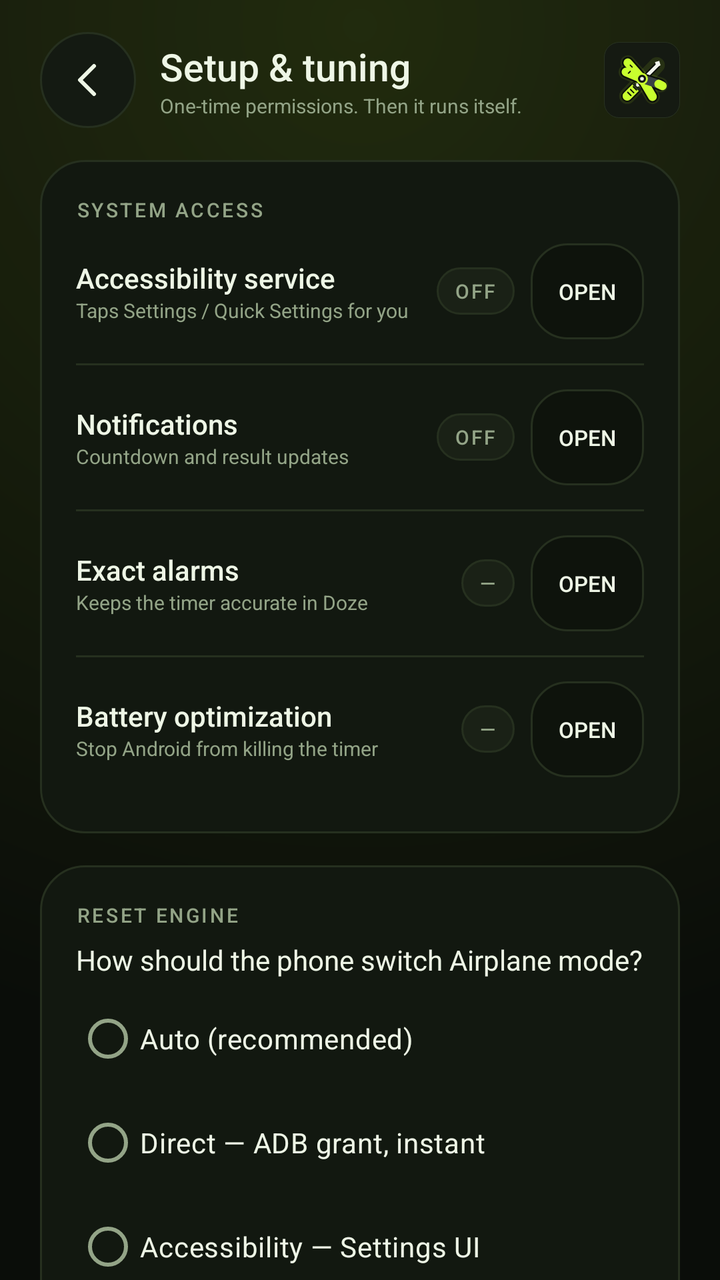
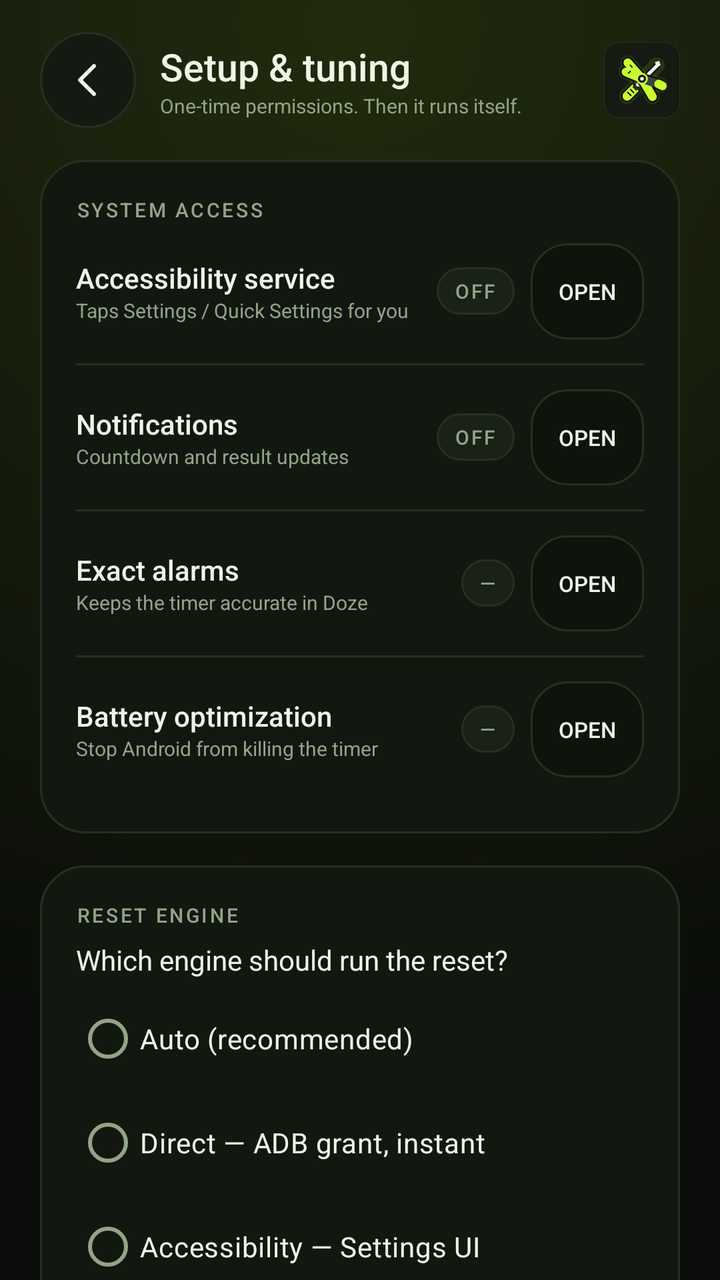

An Android layout rendered at two revisions. The XML below is the earlier revision; the diff shows what the commit changed to produce the second picture.
<!-- AndroidManifest.xml: application theme Theme.T9 -->
<!-- res/layout/activity_setup.xml -->
<?xml version="1.0" encoding="utf-8"?>
<androidx.core.widget.NestedScrollView xmlns:android="http://schemas.android.com/apk/res/android"
    xmlns:app="http://schemas.android.com/apk/res-auto"
    android:layout_width="match_parent"
    android:layout_height="match_parent"
    android:background="@drawable/bg_app"
    android:fillViewport="true"
    android:scrollbars="none">

    <LinearLayout
        android:layout_width="match_parent"
        android:layout_height="wrap_content"
        android:orientation="vertical"
        android:paddingStart="20dp"
        android:paddingEnd="20dp"
        android:paddingTop="16dp"
        android:paddingBottom="36dp">

        <LinearLayout
            android:layout_width="match_parent"
            android:layout_height="wrap_content"
            android:gravity="center_vertical"
            android:orientation="horizontal">

            <ImageButton
                android:id="@+id/btnBack"
                android:layout_width="48dp"
                android:layout_height="48dp"
                android:background="@drawable/bg_icon_button"
                android:contentDescription="Back"
                android:padding="13dp"
                android:src="@drawable/ic_back"
                android:tint="@color/text" />

            <LinearLayout
                android:layout_width="0dp"
                android:layout_height="wrap_content"
                android:layout_marginStart="12dp"
                android:layout_weight="1"
                android:orientation="vertical">

                <TextView
                    android:layout_width="wrap_content"
                    android:layout_height="wrap_content"
                    android:fontFamily="sans-serif-medium"
                    android:text="Setup &amp; tuning"
                    android:textColor="@color/text"
                    android:textSize="19sp" />

                <TextView
                    android:layout_width="wrap_content"
                    android:layout_height="wrap_content"
                    android:text="One-time permissions. Then it runs itself."
                    android:textColor="@color/muted"
                    android:textSize="10sp" />
            </LinearLayout>

            <ImageView
                android:layout_width="38dp"
                android:layout_height="38dp"
                android:contentDescription="@string/app_name"
                android:src="@drawable/ic_logo" />
        </LinearLayout>

        <LinearLayout style="@style/T9Card">

            <TextView
                style="@style/T9Label"
                android:text="SYSTEM ACCESS" />

            <LinearLayout style="@style/T9SetupRow">
                <LinearLayout
                    android:layout_width="0dp"
                    android:layout_height="wrap_content"
                    android:layout_weight="1"
                    android:orientation="vertical">

                    <TextView
                        android:layout_width="wrap_content"
                        android:layout_height="wrap_content"
                        android:fontFamily="sans-serif-medium"
                        android:text="Accessibility service"
                        android:textColor="@color/text"
                        android:textSize="14sp" />

                    <TextView
                        android:layout_width="wrap_content"
                        android:layout_height="wrap_content"
                        android:text="Taps Settings / Quick Settings for you"
                        android:textColor="@color/muted"
                        android:textSize="10sp" />
                </LinearLayout>

                <TextView
                    android:id="@+id/tvAccessStatus"
                    style="@style/T9StatusPill"
                    android:layout_marginEnd="8dp"
                    android:text="OFF" />

                <TextView
                    android:id="@+id/btnAccess"
                    style="@style/T9SmallGhost"
                    android:text="OPEN" />
            </LinearLayout>

            <View style="@style/T9Divider" />

            <LinearLayout style="@style/T9SetupRow">
                <LinearLayout
                    android:layout_width="0dp"
                    android:layout_height="wrap_content"
                    android:layout_weight="1"
                    android:orientation="vertical">

                    <TextView
                        android:layout_width="wrap_content"
                        android:layout_height="wrap_content"
                        android:fontFamily="sans-serif-medium"
                        android:text="Notifications"
                        android:textColor="@color/text"
                        android:textSize="14sp" />

                    <TextView
                        android:layout_width="wrap_content"
                        android:layout_height="wrap_content"
                        android:text="Countdown and result updates"
                        android:textColor="@color/muted"
                        android:textSize="10sp" />
                </LinearLayout>

                <TextView
                    android:id="@+id/tvNotifStatus"
                    style="@style/T9StatusPill"
                    android:layout_marginEnd="8dp"
                    android:text="OFF" />

                <TextView
                    android:id="@+id/btnNotif"
                    style="@style/T9SmallGhost"
                    android:text="OPEN" />
            </LinearLayout>

            <View style="@style/T9Divider" />

            <LinearLayout style="@style/T9SetupRow">
                <LinearLayout
                    android:layout_width="0dp"
                    android:layout_height="wrap_content"
                    android:layout_weight="1"
                    android:orientation="vertical">

                    <TextView
                        android:layout_width="wrap_content"
                        android:layout_height="wrap_content"
                        android:fontFamily="sans-serif-medium"
                        android:text="Exact alarms"
                        android:textColor="@color/text"
                        android:textSize="14sp" />

                    <TextView
                        android:layout_width="wrap_content"
                        android:layout_height="wrap_content"
                        android:text="Keeps the timer accurate in Doze"
                        android:textColor="@color/muted"
                        android:textSize="10sp" />
                </LinearLayout>

                <TextView
                    android:id="@+id/tvAlarmStatus"
                    style="@style/T9StatusPill"
                    android:layout_marginEnd="8dp"
                    android:text="—" />

                <TextView
                    android:id="@+id/btnAlarm"
                    style="@style/T9SmallGhost"
                    android:text="OPEN" />
            </LinearLayout>

            <View style="@style/T9Divider" />

            <LinearLayout style="@style/T9SetupRow">
                <LinearLayout
                    android:layout_width="0dp"
                    android:layout_height="wrap_content"
                    android:layout_weight="1"
                    android:orientation="vertical">

                    <TextView
                        android:layout_width="wrap_content"
                        android:layout_height="wrap_content"
                        android:fontFamily="sans-serif-medium"
                        android:text="Battery optimization"
                        android:textColor="@color/text"
                        android:textSize="14sp" />

                    <TextView
                        android:layout_width="wrap_content"
                        android:layout_height="wrap_content"
                        android:text="Stop Android from killing the timer"
                        android:textColor="@color/muted"
                        android:textSize="10sp" />
                </LinearLayout>

                <TextView
                    android:id="@+id/tvBatteryStatus"
                    style="@style/T9StatusPill"
                    android:layout_marginEnd="8dp"
                    android:text="—" />

                <TextView
                    android:id="@+id/btnBattery"
                    style="@style/T9SmallGhost"
                    android:text="OPEN" />
            </LinearLayout>
        </LinearLayout>

        <LinearLayout style="@style/T9Card">

            <TextView
                style="@style/T9Label"
                android:text="RESET ENGINE" />

            <TextView
                android:layout_width="match_parent"
                android:layout_height="wrap_content"
                android:layout_marginTop="6dp"
                android:text="How should the phone switch Airplane mode?"
                android:textColor="@color/text"
                android:textSize="14sp" />

            <RadioGroup
                android:id="@+id/rgStrategy"
                android:layout_width="match_parent"
                android:layout_height="wrap_content"
                android:layout_marginTop="4dp"
                android:orientation="vertical">

                <RadioButton
                    android:id="@+id/rbAuto"
                    android:layout_width="match_parent"
                    android:layout_height="52dp"
                    android:buttonTint="@color/lime"
                    android:text="Auto (recommended)"
                    android:textColor="@color/text"
                    android:textSize="14sp" />

                <RadioButton
                    android:id="@+id/rbDirect"
                    android:layout_width="match_parent"
                    android:layout_height="52dp"
                    android:buttonTint="@color/lime"
                    android:text="Direct — ADB grant, instant"
                    android:textColor="@color/text"
                    android:textSize="14sp" />

                <RadioButton
                    android:id="@+id/rbSettings"
                    android:layout_width="match_parent"
                    android:layout_height="52dp"
                    android:buttonTint="@color/lime"
                    android:text="Accessibility — Settings UI"
                    android:textColor="@color/text"
                    android:textSize="14sp" />

                <RadioButton
                    android:id="@+id/rbQs"
                    android:layout_width="match_parent"
                    android:layout_height="52dp"
                    android:buttonTint="@color/lime"
                    android:text="Quick Settings tile"
                    android:textColor="@color/text"
                    android:textSize="14sp" />
            </RadioGroup>

            <TextView
                android:id="@+id/tvStrategyHelp"
                android:layout_width="match_parent"
                android:layout_height="wrap_content"
                android:layout_marginTop="6dp"
                android:lineSpacingMultiplier="1.3"
                android:text="Direct if ADB access is granted; otherwise Accessibility. Most reliable with the least setup."
                android:textColor="@color/muted"
                android:textSize="11sp" />
        </LinearLayout>

        <LinearLayout style="@style/T9Card">

            <TextView
                style="@style/T9Label"
                android:text="TIMING" />

            <LinearLayout
                android:layout_width="match_parent"
                android:layout_height="wrap_content"
                android:layout_marginTop="10dp"
                android:gravity="center_vertical"
                android:orientation="horizontal">

                <TextView
                    android:layout_width="0dp"
                    android:layout_height="wrap_content"
                    android:layout_weight="1"
                    android:text="Airplane mode stays on"
                    android:textColor="@color/text"
                    android:textSize="13sp" />

                <TextView
                    android:id="@+id/tvOffDelay"
                    android:layout_width="wrap_content"
                    android:layout_height="wrap_content"
                    android:fontFamily="monospace"
                    android:text="3 s"
                    android:textColor="@color/lime"
                    android:textSize="13sp" />
            </LinearLayout>

            <SeekBar
                android:id="@+id/seekOffDelay"
                android:layout_width="match_parent"
                android:layout_height="48dp"
                android:layout_marginTop="4dp"
                android:max="10"
                android:progress="1"
                android:progressBackgroundTint="@color/stroke"
                android:progressTint="@color/lime"
                android:thumbTint="@color/lime" />

            <TextView
                android:layout_width="match_parent"
                android:layout_height="wrap_content"
                android:text="2 s minimum. 3–5 s gives the radio time to detach and reattach."
                android:textColor="@color/muted_dim"
                android:textSize="10sp" />

            <View style="@style/T9Divider" android:layout_marginTop="12dp" />

            <LinearLayout
                android:layout_width="match_parent"
                android:layout_height="wrap_content"
                android:gravity="center_vertical"
                android:minHeight="60dp"
                android:paddingTop="12dp"
                android:paddingBottom="12dp">

                <LinearLayout
                    android:layout_width="0dp"
                    android:layout_height="wrap_content"
                    android:layout_weight="1"
                    android:orientation="vertical">

                    <TextView
                        android:layout_width="wrap_content"
                        android:layout_height="wrap_content"
                        android:text="Wake screen and wait for unlock"
                        android:textColor="@color/text"
                        android:textSize="13sp" />

                    <TextView
                        android:layout_width="wrap_content"
                        android:layout_height="wrap_content"
                        android:text="Accessibility cannot drive a locked screen"
                        android:textColor="@color/muted"
                        android:textSize="10sp" />
                </LinearLayout>

                <androidx.appcompat.widget.SwitchCompat
                    android:id="@+id/switchWake"
                    android:layout_width="wrap_content"
                    android:layout_height="wrap_content"
                    app:showText="false" />
            </LinearLayout>

            <View style="@style/T9Divider" />

            <LinearLayout
                android:layout_width="match_parent"
                android:layout_height="wrap_content"
                android:gravity="center_vertical"
                android:minHeight="60dp"
                android:paddingTop="12dp"
                android:paddingBottom="12dp">

                <LinearLayout
                    android:layout_width="0dp"
                    android:layout_height="wrap_content"
                    android:layout_weight="1"
                    android:orientation="vertical">

                    <TextView
                        android:layout_width="wrap_content"
                        android:layout_height="wrap_content"
                        android:text="Verify public IP before and after"
                        android:textColor="@color/text"
                        android:textSize="13sp" />

                    <TextView
                        android:layout_width="wrap_content"
                        android:layout_height="wrap_content"
                        android:text="Uses api.ipify.org; no account, no tracking"
                        android:textColor="@color/muted"
                        android:textSize="10sp" />
                </LinearLayout>

                <androidx.appcompat.widget.SwitchCompat
                    android:id="@+id/switchVerify"
                    android:layout_width="wrap_content"
                    android:layout_height="wrap_content"
                    app:showText="false" />
            </LinearLayout>

            <View style="@style/T9Divider" />

            <LinearLayout
                android:layout_width="match_parent"
                android:layout_height="wrap_content"
                android:gravity="center_vertical"
                android:minHeight="60dp"
                android:paddingTop="12dp">

                <LinearLayout
                    android:layout_width="0dp"
                    android:layout_height="wrap_content"
                    android:layout_weight="1"
                    android:orientation="vertical">

                    <TextView
                        android:layout_width="wrap_content"
                        android:layout_height="wrap_content"
                        android:text="Re-enable Wi-Fi hotspot after reset"
                        android:textColor="@color/text"
                        android:textSize="13sp" />

                    <TextView
                        android:layout_width="wrap_content"
                        android:layout_height="wrap_content"
                        android:text="Experimental. OEM settings pages vary."
                        android:textColor="@color/muted"
                        android:textSize="10sp" />
                </LinearLayout>

                <androidx.appcompat.widget.SwitchCompat
                    android:id="@+id/switchHotspot"
                    android:layout_width="wrap_content"
                    android:layout_height="wrap_content"
                    app:showText="false" />
            </LinearLayout>
        </LinearLayout>

        <LinearLayout style="@style/T9Card">

            <TextView
                style="@style/T9Label"
                android:text="QUICK SETTINGS CALIBRATION" />

            <TextView
                android:layout_width="match_parent"
                android:layout_height="wrap_content"
                android:layout_marginTop="6dp"
                android:lineSpacingMultiplier="1.3"
                android:text="The accessibility engine looks for the Airplane tile by name first. If your OEM hides the tile tree, it falls back to these coordinates. Put Airplane mode in the top-left tile, then tune."
                android:textColor="@color/muted"
                android:textSize="11sp" />

            <LinearLayout
                android:layout_width="match_parent"
                android:layout_height="wrap_content"
                android:layout_marginTop="12dp"
                android:gravity="center_vertical"
                android:orientation="horizontal">

                <TextView
                    android:layout_width="0dp"
                    android:layout_height="wrap_content"
                    android:layout_weight="1"
                    android:text="Tile X position"
                    android:textColor="@color/text"
                    android:textSize="13sp" />

                <TextView
                    android:id="@+id/tvQsX"
                    android:layout_width="wrap_content"
                    android:layout_height="wrap_content"
                    android:fontFamily="monospace"
                    android:text="12 %"
                    android:textColor="@color/lime"
                    android:textSize="13sp" />
            </LinearLayout>

            <SeekBar
                android:id="@+id/seekQsX"
                android:layout_width="match_parent"
                android:layout_height="48dp"
                android:max="100"
                android:progress="12"
                android:progressBackgroundTint="@color/stroke"
                android:progressTint="@color/lime"
                android:thumbTint="@color/lime" />

            <LinearLayout
                android:layout_width="match_parent"
                android:layout_height="wrap_content"
                android:layout_marginTop="8dp"
                android:gravity="center_vertical"
                android:orientation="horizontal">

                <TextView
                    android:layout_width="0dp"
                    android:layout_height="wrap_content"
                    android:layout_weight="1"
                    android:text="Tile Y position"
                    android:textColor="@color/text"
                    android:textSize="13sp" />

                <TextView
                    android:id="@+id/tvQsY"
                    android:layout_width="wrap_content"
                    android:layout_height="wrap_content"
                    android:fontFamily="monospace"
                    android:text="20 %"
                    android:textColor="@color/lime"
                    android:textSize="13sp" />
            </LinearLayout>

            <SeekBar
                android:id="@+id/seekQsY"
                android:layout_width="match_parent"
                android:layout_height="48dp"
                android:max="100"
                android:progress="20"
                android:progressBackgroundTint="@color/stroke"
                android:progressTint="@color/lime"
                android:thumbTint="@color/lime" />
        </LinearLayout>

        <LinearLayout style="@style/T9Card">

            <LinearLayout
                android:layout_width="match_parent"
                android:layout_height="wrap_content"
                android:gravity="center_vertical"
                android:orientation="horizontal">

                <TextView
                    style="@style/T9Label"
                    android:layout_weight="1"
                    android:text="DIRECT MODE — OPTIONAL" />

                <TextView
                    android:id="@+id/tvDirectStatus"
                    style="@style/T9StatusPill"
                    android:text="NOT GRANTED" />
            </LinearLayout>

            <TextView
                android:layout_width="match_parent"
                android:layout_height="wrap_content"
                android:layout_marginTop="6dp"
                android:lineSpacingMultiplier="1.3"
                android:text="One command from a laptop. No root. This writes the system Airplane setting directly, so the screen can stay off."
                android:textColor="@color/muted"
                android:textSize="11sp" />

            <TextView
                android:id="@+id/tvAdbCommand"
                android:layout_width="match_parent"
                android:layout_height="wrap_content"
                android:layout_marginTop="10dp"
                android:background="@drawable/bg_code"
                android:fontFamily="monospace"
                android:lineSpacingMultiplier="1.3"
                android:padding="12dp"
                android:textIsSelectable="true"
                android:text="adb shell pm grant dev.t9.apktools android.permission.WRITE_SECURE_SETTINGS"
                android:textColor="@color/lime"
                android:textSize="11sp" />

            <TextView
                android:id="@+id/btnCopyAdb"
                style="@style/T9GhostButton"
                android:layout_width="match_parent"
                android:layout_marginTop="8dp"
                android:text="COPY COMMAND" />
        </LinearLayout>

        <LinearLayout
            style="@style/T9Card"
            android:background="@drawable/bg_card_danger">

            <TextView
                style="@style/T9Label"
                android:text="DANGER ZONE" />

            <TextView
                android:layout_width="match_parent"
                android:layout_height="wrap_content"
                android:layout_marginTop="6dp"
                android:lineSpacingMultiplier="1.3"
                android:text="A manual reset drops mobile data and may drop your Wi-Fi hotspot. Your laptop will lose internet for 20–40 seconds."
                android:textColor="@color/muted"
                android:textSize="11sp" />

            <TextView
                android:id="@+id/btnTestReset"
                style="@style/T9GhostButton"
                android:layout_width="match_parent"
                android:layout_marginTop="10dp"
                android:text="RUN A RESET NOW" />

            <TextView
                android:id="@+id/btnResetAll"
                style="@style/T9GhostButton"
                android:layout_width="match_parent"
                android:layout_marginTop="8dp"
                android:text="RESET ALL SETTINGS &amp; LOGS"
                android:textColor="@color/danger" />
        </LinearLayout>

        <TextView
            android:id="@+id/tvVersion"
            android:layout_width="match_parent"
            android:layout_height="wrap_content"
            android:layout_marginTop="20dp"
            android:gravity="center"
            android:text="T9 APK Tools 1.0.0"
            android:textColor="@color/muted_dim"
            android:textSize="10sp" />
    </LinearLayout>
</androidx.core.widget.NestedScrollView>
<!-- resources referenced by this layout -->
<resources>
  <color name="danger">#FF6B6B</color>
  <color name="lime">#C8FF2E</color>
  <color name="muted">#93A487</color>
  <color name="muted_dim">#66755E</color>
  <color name="stroke">#26301F</color>
  <color name="text">#EEF6E6</color>
  <!-- drawable bg_card_danger (drawable) -->
  <?xml version="1.0" encoding="utf-8"?>
  <shape xmlns:android="http://schemas.android.com/apk/res/android" android:shape="rectangle">
      <solid android:color="#1A1212" />
      <corners android:radius="22dp" />
      <stroke android:width="1dp" android:color="#5A2A2A" />
  </shape>
  <!-- drawable bg_code (drawable) -->
  <?xml version="1.0" encoding="utf-8"?>
  <shape xmlns:android="http://schemas.android.com/apk/res/android" android:shape="rectangle">
      <solid android:color="#0A0E08" />
      <corners android:radius="12dp" />
      <stroke android:width="1dp" android:color="@color/stroke" />
  </shape>
  <!-- drawable bg_icon_button (drawable) -->
  <?xml version="1.0" encoding="utf-8"?>
  <ripple xmlns:android="http://schemas.android.com/apk/res/android" android:color="#33C8FF2E">
      <item>
          <shape android:shape="oval">
              <solid android:color="#141A12" />
              <stroke android:width="1dp" android:color="@color/stroke" />
          </shape>
      </item>
  </ripple>
  <string name="app_name">T9 APK Tools</string>
  <style name="T9Card">
          <item name="android:layout_width">match_parent</item>
          <item name="android:layout_height">wrap_content</item>
          <item name="android:orientation">vertical</item>
          <item name="android:background">@drawable/bg_card</item>
          <item name="android:padding">18dp</item>
          <item name="android:layout_marginTop">16dp</item>
      </style>
  <style name="T9Divider">
          <item name="android:layout_width">match_parent</item>
          <item name="android:layout_height">1dp</item>
          <item name="android:background">@color/stroke</item>
          <item name="android:layout_marginTop">2dp</item>
          <item name="android:layout_marginBottom">2dp</item>
      </style>
  <color name="bg">#0A0D09</color>
  <!-- drawable bg_card (drawable) -->
  <?xml version="1.0" encoding="utf-8"?>
  <shape xmlns:android="http://schemas.android.com/apk/res/android" android:shape="rectangle">
      <solid android:color="@color/surface" />
      <corners android:radius="22dp" />
      <stroke android:width="1dp" android:color="@color/stroke" />
  </shape>
  <!-- drawable bg_btn_ghost (drawable) -->
  <?xml version="1.0" encoding="utf-8"?>
  <ripple xmlns:android="http://schemas.android.com/apk/res/android" android:color="#26C8FF2E">
      <item>
          <shape android:shape="rectangle">
              <solid android:color="#0E130C" />
              <corners android:radius="18dp" />
              <stroke android:width="1dp" android:color="@color/stroke" />
          </shape>
      </item>
  </ripple>
  <!-- drawable bg_pill (drawable) -->
  <?xml version="1.0" encoding="utf-8"?>
  <shape xmlns:android="http://schemas.android.com/apk/res/android" android:shape="rectangle">
      <solid android:color="@color/surface_2" />
      <corners android:radius="100dp" />
      <stroke android:width="1dp" android:color="@color/stroke" />
  </shape>
  <color name="surface_2">#1A2116</color>
  <color name="surface">#121810</color>
  <style name="ThemeOverlay.T9.AlertDialog" parent="ThemeOverlay.Material3.MaterialAlertDialog">
          <item name="colorSurface">@color/surface_2</item>
          <item name="colorOnSurface">@color/text</item>
          <item name="android:colorBackground">@color/surface_2</item>
          <item name="colorPrimary">@color/lime</item>
          <item name="colorOnPrimary">@color/bg</item>
      </style>
  <!-- unchanged entries left out for length: 10 -->
</resources>

<!-- the commit's change to res/layout/activity_setup.xml (unified diff, before → after) -->
@@ -225,7 +225,7 @@
                 android:layout_width="match_parent"
                 android:layout_height="wrap_content"
                 android:layout_marginTop="6dp"
-                android:text="How should the phone switch Airplane mode?"
+                android:text="Which engine should run the reset?"
                 android:textColor="@color/text"
                 android:textSize="14sp" />
 
@@ -269,6 +269,15 @@
                     android:layout_height="52dp"
                     android:buttonTint="@color/lime"
                     android:text="Quick Settings tile"
+                    android:textColor="@color/text"
+                    android:textSize="14sp" />
+
+                <RadioButton
+                    android:id="@+id/rbData"
+                    android:layout_width="match_parent"
+                    android:layout_height="52dp"
+                    android:buttonTint="@color/lime"
+                    android:text="Data reset — Shizuku, no Airplane mode"
                     android:textColor="@color/text"
                     android:textSize="14sp" />
             </RadioGroup>
@@ -581,6 +590,42 @@
                 android:layout_width="match_parent"
                 android:layout_marginTop="8dp"
                 android:text="COPY COMMAND" />
+        </LinearLayout>
+
+        <LinearLayout style="@style/T9Card">
+
+            <LinearLayout
+                android:layout_width="match_parent"
+                android:layout_height="wrap_content"
+                android:gravity="center_vertical"
+                android:orientation="horizontal">
+
+                <TextView
+                    style="@style/T9Label"
+                    android:layout_weight="1"
+                    android:text="SHIZUKU — NO AIRPLANE" />
+
+                <TextView
+                    android:id="@+id/tvShellStatus"
+                    style="@style/T9StatusPill"
+                    android:text="NOT CONNECTED" />
+            </LinearLayout>
+
+            <TextView
+                android:layout_width="match_parent"
+                android:layout_height="wrap_content"
+                android:layout_marginTop="6dp"
+                android:lineSpacingMultiplier="1.3"
+                android:text="Optional. Tear down and re-register the mobile data connection with the ADB identity through the Shizuku helper — Airplane mode, Wi-Fi and your hotspot are never touched. Install Shizuku once, start it, then connect here."
+                android:textColor="@color/muted"
+                android:textSize="11sp" />
+
+            <TextView
+                android:id="@+id/btnConnectShizuku"
+                style="@style/T9GhostButton"
+                android:layout_width="match_parent"
+                android:layout_marginTop="8dp"
+                android:text="CONNECT SHIZUKU" />
         </LinearLayout>
 
         <LinearLayout
